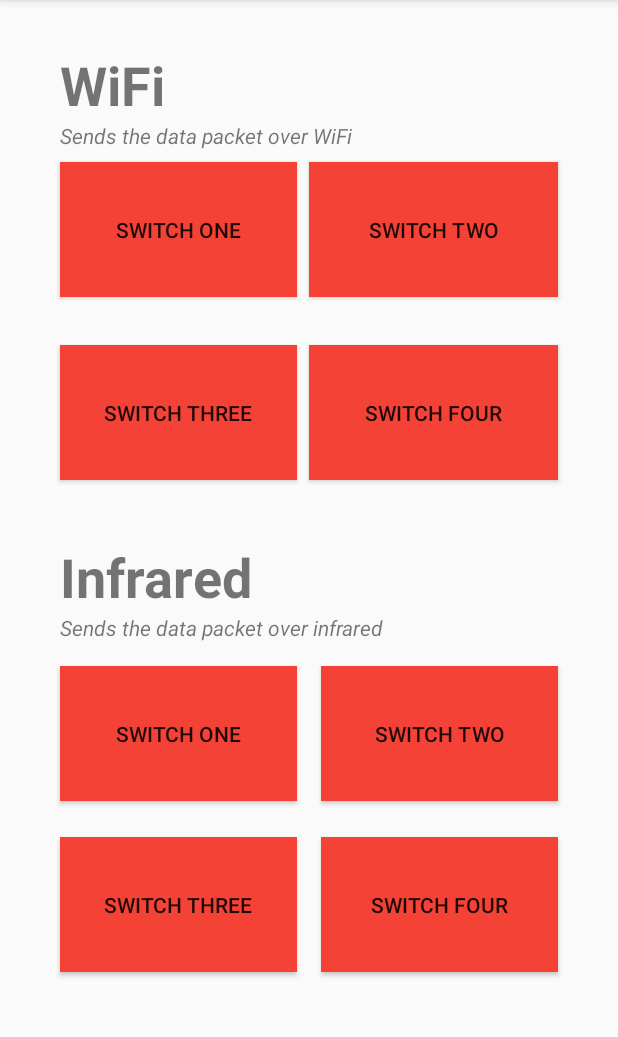
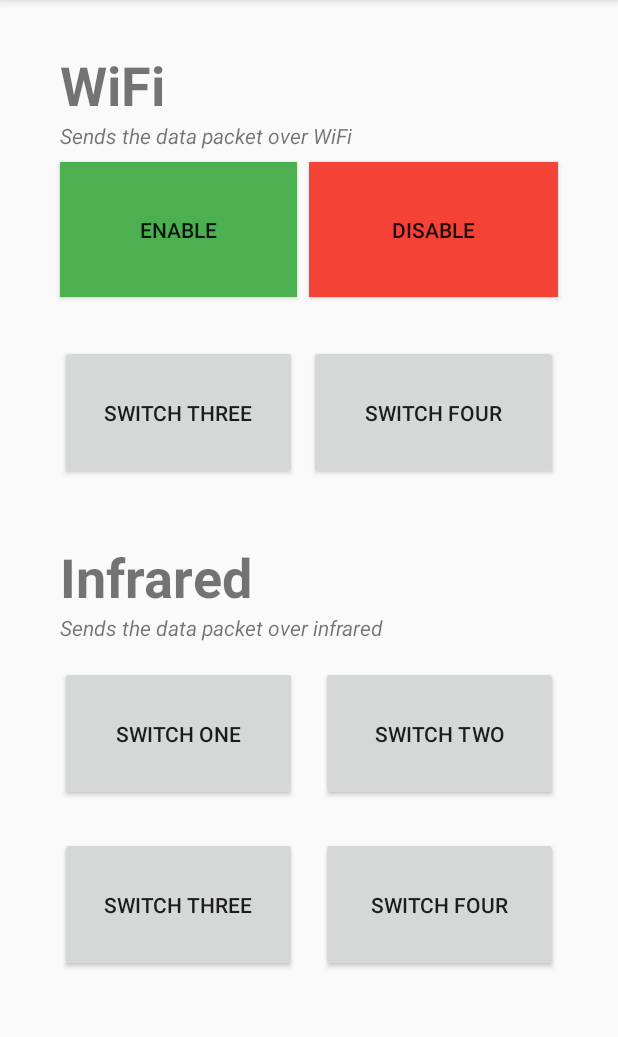
Before and after one commit to realshaunoneill/Smart-Strip-Project-App, an Android app: the screen it shows after launch (MainActivity), on a phone screen of 412 x 824 dp, the part 84-1121 px from its top. Run offline under Robolectric (Android 15) with nearby library versions, the phone set to English and light mode, and no system bars; libraries missing offline, so code that uses them is left out: com.obd.infrared; 11 statements that could not run were skipped.

Commit message:
Kind of works, should make on/off buttons

```diff
--- a/app/src/main/res/layout/activity_main.xml
+++ b/app/src/main/res/layout/activity_main.xml
@@ -14,8 +14,10 @@
         android:layout_marginTop="8dp"
         android:layout_marginEnd="8dp"
         android:onClick="clickSwitch"
-        android:text="Switch One"
+        android:text="Enable"
+        android:background="@color/color_green"
         app:layout_constraintEnd_toStartOf="@+id/wifiSwitch2"
+        app:layout_constraintHorizontal_bias="0.0"
         app:layout_constraintStart_toStartOf="parent"
         app:layout_constraintTop_toBottomOf="@+id/textView3" />
 
@@ -26,7 +28,6 @@
         android:layout_marginStart="8dp"
         android:layout_marginTop="32dp"
         android:layout_marginEnd="40dp"
-        android:onClick="clickSwitch"
         android:text="Switch Four"
         android:clickable="false"
         app:layout_constraintEnd_toEndOf="parent"
@@ -41,9 +42,9 @@
         android:layout_marginStart="8dp"
         android:layout_marginTop="8dp"
         android:layout_marginEnd="40dp"
+        android:text="Disable"
         android:onClick="clickSwitch"
-        android:text="Switch Two"
-        android:clickable="false"
+        android:background="@color/color_red"
         app:layout_constraintEnd_toEndOf="parent"
         app:layout_constraintHorizontal_bias="1.0"
         app:layout_constraintStart_toEndOf="@+id/infraredSwitch1"
@@ -56,7 +57,6 @@
         android:layout_marginStart="40dp"
         android:layout_marginTop="32dp"
         android:layout_marginEnd="8dp"
-        android:onClick="clickSwitch"
         android:text="Switch Three"
         android:clickable="false"
         app:layout_constraintEnd_toStartOf="@+id/wifiSwitch4"
@@ -94,7 +94,6 @@
         android:layout_marginStart="40dp"
         android:layout_marginTop="16dp"
         android:layout_marginEnd="8dp"
-        android:onClick="clickSwitch"
         android:text="Switch One"
         android:clickable="false"
         app:layout_constraintEnd_toStartOf="@+id/infraredSwitch2"
@@ -108,7 +107,6 @@
         android:layout_marginStart="40dp"
         android:layout_marginTop="24dp"
         android:layout_marginEnd="8dp"
-        android:onClick="clickSwitch"
         android:text="Switch Three"
         android:clickable="false"
         app:layout_constraintEnd_toStartOf="@+id/infraredSwitch4"
@@ -122,7 +120,6 @@
         android:layout_marginStart="8dp"
         android:layout_marginTop="16dp"
         android:layout_marginEnd="40dp"
-        android:onClick="clickSwitch"
         android:text="Switch Two"
         android:clickable="false"
         app:layout_constraintEnd_toEndOf="parent"
@@ -136,7 +133,6 @@
         android:layout_marginStart="8dp"
         android:layout_marginTop="24dp"
         android:layout_marginEnd="40dp"
-        android:onClick="clickSwitch"
         android:text="Switch Four"
         android:clickable="false"
         app:layout_constraintEnd_toEndOf="parent"
```
Also changed, not shown: app/src/main/java/com/shaunoneill/projectcontroller/MainActivity.java (+21 -9 lines).
